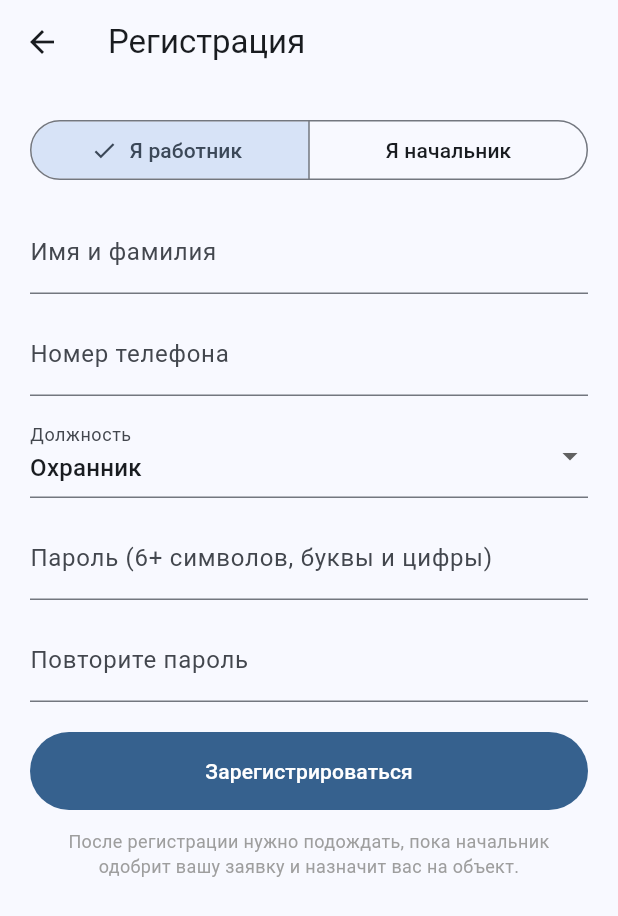
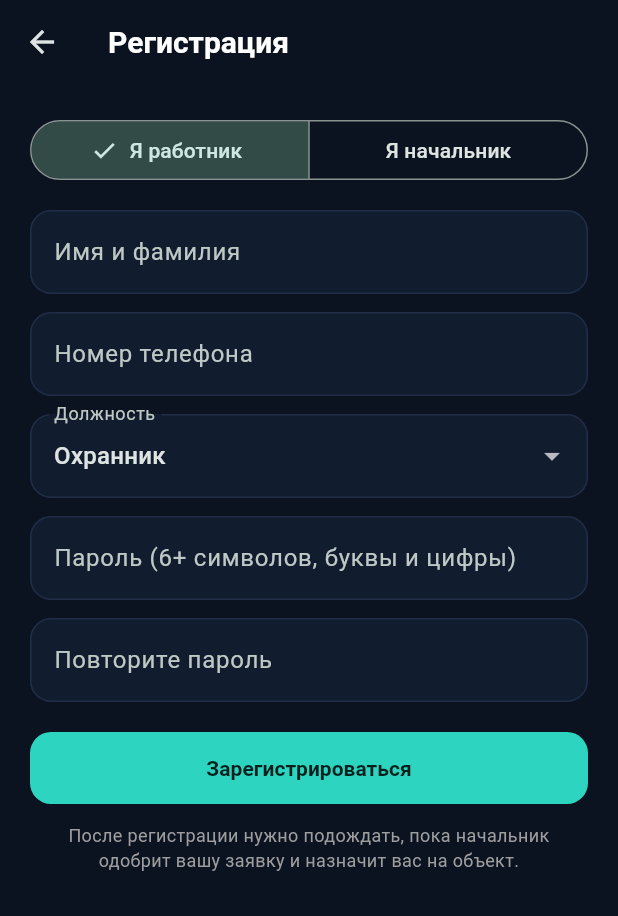
Before and after one commit to Sultan2728/Guard-Tracker, a Flutter app: the screen it shows after launch, after a tap on "Нет аккаунта? Зарегистрироваться", on a phone screen of 412 x 824 dp. Shown: the top 916 px of the screen. Run offline on Flutter 3.47's test engine with Material 3 defaults, Android fonts, the phone set to English and light mode, and no system bars; our stand-ins replace cloud_firestore, firebase_auth, firebase_core, flutter_map, geolocator, latlong2; accounts and stored records are empty; generated files the repository leaves out were written again.

Commit message:
Rename app to Onsite, add dark theme and new icon
Co-Authored-By: Claude Sonnet 5.5 <noreply@anthropic.com>
Claude-Session: https://claude.ai/code/session_019z6GsyrL6Fmohjx2Uetiu6

```diff
--- a/lib/main.dart
+++ b/lib/main.dart
@@ -3,6 +3,7 @@ import 'package:flutter/material.dart';
 import 'package:firebase_core/firebase_core.dart';
 import 'firebase_options.dart'; // generated by `flutterfire configure`
 import 'models/worker.dart';
+import 'theme.dart';
 import 'services/auth_service.dart';
 import 'screens/auth_screen.dart';
 import 'screens/status_screen.dart';
@@ -12,20 +13,18 @@ import 'screens/boss_screen.dart';
 Future<void> main() async {
   WidgetsFlutterBinding.ensureInitialized();
   await Firebase.initializeApp(options: DefaultFirebaseOptions.currentPlatform);
-  runApp(const GuardTrackerApp());
+  runApp(const OnsiteApp());
 }
 
-class GuardTrackerApp extends StatelessWidget {
-  const GuardTrackerApp({super.key});
+class OnsiteApp extends StatelessWidget {
+  const OnsiteApp({super.key});
 
   @override
   Widget build(BuildContext context) {
     return MaterialApp(
-      title: 'Трекер охраны',
-      theme: ThemeData(
-        colorSchemeSeed: Colors.blue,
-        useMaterial3: true,
-      ),
+      title: 'Onsite',
+      debugShowCheckedModeBanner: false,
+      theme: buildOnsiteTheme(),
       home: const _StartupRouter(),
     );
   }
--- a/lib/screens/auth_screen.dart
+++ b/lib/screens/auth_screen.dart
@@ -2,6 +2,7 @@ import 'package:firebase_auth/firebase_auth.dart';
 import 'package:flutter/material.dart';
 import '../services/auth_service.dart';
 import '../utils/validators.dart';
+import '../theme.dart';
 import 'register_screen.dart';
 
 /// The app's entry point when nobody is signed in: a login form, with a
@@ -60,12 +61,23 @@ class _AuthScreenState extends State<AuthScreen> {
               mainAxisSize: MainAxisSize.min,
               crossAxisAlignment: CrossAxisAlignment.stretch,
               children: [
-                const Text('🛡️', style: TextStyle(fontSize: 48)),
+                Center(
+                  child: ClipRRect(
+                    borderRadius: BorderRadius.circular(22),
+                    child: Image.asset('assets/icon/icon.png', width: 88, height: 88),
+                  ),
+                ),
                 const SizedBox(height: 8),
                 const Text(
-                  'Охранный Трекер',
+                  'Onsite',
                   textAlign: TextAlign.center,
-                  style: TextStyle(fontSize: 22, fontWeight: FontWeight.bold),
+                  style: TextStyle(fontSize: 30, fontWeight: FontWeight.w800, letterSpacing: 0.5),
+                ),
+                const SizedBox(height: 4),
+                const Text(
+                  'Контроль присутствия на объекте',
+                  textAlign: TextAlign.center,
+                  style: TextStyle(color: OnsiteColors.muted),
                 ),
                 const SizedBox(height: 24),
                 TextField(
@@ -81,7 +93,7 @@ class _AuthScreenState extends State<AuthScreen> {
                 ),
                 if (_error != null) ...[
                   const SizedBox(height: 12),
-                  Text(_error!, style: TextStyle(color: Colors.red.shade700, fontSize: 13)),
+                  Text(_error!, style: TextStyle(color: OnsiteColors.bad, fontSize: 13)),
                 ],
                 const SizedBox(height: 20),
                 FilledButton(
@@ -90,7 +102,7 @@ class _AuthScreenState extends State<AuthScreen> {
                   child: _loading
                       ? const SizedBox(
                           width: 20, height: 20,
-                          child: CircularProgressIndicator(strokeWidth: 2, color: Colors.white),
+                          child: CircularProgressIndicator(strokeWidth: 2, color: Color(0xFF04201C)),
                         )
                       : const Text('Войти'),
                 ),
--- a/lib/screens/boss_screen.dart
+++ b/lib/screens/boss_screen.dart
@@ -26,7 +26,7 @@ class _BossScreenState extends State<BossScreen> {
   Widget build(BuildContext context) {
     return Scaffold(
       appBar: AppBar(
-        title: const Text('👔 Объекты'),
+        title: const Text('Объекты'),
         actions: [
           StreamBuilder<List<Worker>>(
             stream: _firestore.watchPendingWorkers(),
@@ -246,8 +246,8 @@ class _SiteCard extends StatelessWidget {
                             color = s.inZone ? Colors.green : Colors.red;
                           }
                           return Chip(
-                            label: Text(w.name, style: TextStyle(color: color.shade800, fontSize: 12)),
-                            backgroundColor: color.shade50,
+                            label: Text(w.name, style: TextStyle(color: color.shade200, fontSize: 12, fontWeight: FontWeight.w600)),
+                            backgroundColor: color.withValues(alpha: 0.18),
                             side: BorderSide.none,
                             visualDensity: VisualDensity.compact,
                           );
--- a/lib/screens/map_picker_screen.dart
+++ b/lib/screens/map_picker_screen.dart
@@ -116,8 +116,8 @@ class _MapPickerScreenState extends State<MapPickerScreen> {
                           point: _center,
                           radius: _radiusM,
                           useRadiusInMeter: true,
-                          color: Colors.blue.withValues(alpha: 0.15),
-                          borderColor: Colors.blue,
+                          color: const Color(0xFF2DD4BF).withValues(alpha: 0.22),
+                          borderColor: const Color(0xFF2DD4BF),
                           borderStrokeWidth: 2,
                         ),
                       ],
@@ -148,7 +148,7 @@ class _MapPickerScreenState extends State<MapPickerScreen> {
             padding: const EdgeInsets.fromLTRB(16, 12, 16, 16),
             decoration: BoxDecoration(
               color: Theme.of(context).scaffoldBackgroundColor,
-              boxShadow: [BoxShadow(color: Colors.black.withValues(alpha: 0.08), blurRadius: 8, offset: const Offset(0, -2))],
+              boxShadow: [BoxShadow(color: Colors.black.withValues(alpha: 0.4), blurRadius: 8, offset: const Offset(0, -2))],
             ),
             child: Column(
               crossAxisAlignment: CrossAxisAlignment.stretch,
--- a/lib/screens/register_screen.dart
+++ b/lib/screens/register_screen.dart
@@ -145,7 +145,7 @@ class _RegisterScreenState extends State<RegisterScreen> {
               ),
               if (_error != null) ...[
                 const SizedBox(height: 12),
-                Text(_error!, style: TextStyle(color: Colors.red.shade700, fontSize: 13)),
+                Text(_error!, style: TextStyle(color: Colors.redAccent, fontSize: 13)),
               ],
               const SizedBox(height: 20),
               FilledButton(
@@ -154,7 +154,7 @@ class _RegisterScreenState extends State<RegisterScreen> {
                 child: _loading
                     ? const SizedBox(
                         width: 20, height: 20,
-                        child: CircularProgressIndicator(strokeWidth: 2, color: Colors.white),
+                        child: CircularProgressIndicator(strokeWidth: 2, color: Color(0xFF04201C)),
                       )
                     : const Text('Зарегистрироваться'),
               ),
--- a/lib/screens/site_detail_screen.dart
+++ b/lib/screens/site_detail_screen.dart
@@ -221,8 +221,8 @@ class _SiteDetailScreenState extends State<SiteDetailScreen> {
                     mainAxisSize: MainAxisSize.min,
                     children: [
                       Chip(
-                        label: Text(label, style: TextStyle(color: color.shade800, fontWeight: FontWeight.bold, fontSize: 12)),
-                        backgroundColor: color.shade50,
+                        label: Text(label, style: TextStyle(color: color.shade200, fontWeight: FontWeight.bold, fontSize: 12)),
+                        backgroundColor: color.withValues(alpha: 0.18),
                         side: BorderSide.none,
                       ),
                       IconButton(
@@ -293,7 +293,7 @@ class _SiteDetailScreenState extends State<SiteDetailScreen> {
                   'Не удалось загрузить журнал. Если ошибка упоминает '
                   '"index", откройте ссылку из неё в логах Android Studio '
                   'и нажмите "Create index" в Firebase.',
-                  style: TextStyle(color: Colors.red.shade700, fontSize: 12),
+                  style: TextStyle(color: Colors.redAccent, fontSize: 12),
                 ),
               );
             }
--- /dev/null
+++ b/lib/theme.dart
@@ -0,0 +1,82 @@
+import 'package:flutter/material.dart';
+
+/// Onsite visual identity: deep navy surfaces, a teal accent, and clear
+/// green / red status colours for "in zone" / "out of zone".
+class OnsiteColors {
+  static const bg = Color(0xFF0B1220);
+  static const surface = Color(0xFF121C2F);
+  static const surfaceHigh = Color(0xFF1A2740);
+  static const accent = Color(0xFF2DD4BF);
+  static const ok = Color(0xFF34D399);
+  static const bad = Color(0xFFF87171);
+  static const muted = Color(0xFF8A97AD);
+}
+
+ThemeData buildOnsiteTheme() {
+  final scheme = ColorScheme.fromSeed(
+    seedColor: OnsiteColors.accent,
+    brightness: Brightness.dark,
+  ).copyWith(
+    primary: OnsiteColors.accent,
+    onPrimary: const Color(0xFF04201C),
+    surface: OnsiteColors.surface,
+    error: OnsiteColors.bad,
+  );
+  final radius = BorderRadius.circular(16);
+
+  return ThemeData(
+    useMaterial3: true,
+    colorScheme: scheme,
+    scaffoldBackgroundColor: OnsiteColors.bg,
+    appBarTheme: const AppBarTheme(
+      backgroundColor: OnsiteColors.bg,
+      elevation: 0,
+      scrolledUnderElevation: 0,
+      centerTitle: false,
+      titleTextStyle: TextStyle(fontSize: 20, fontWeight: FontWeight.w700, color: Colors.white),
+    ),
+    cardTheme: CardThemeData(
+      color: OnsiteColors.surface,
+      elevation: 0,
+      margin: EdgeInsets.zero,
+      shape: RoundedRectangleBorder(
+        borderRadius: radius,
+        side: const BorderSide(color: Color(0xFF1F2D47)),
+      ),
+    ),
+    inputDecorationTheme: InputDecorationTheme(
+      filled: true,
+      fillColor: OnsiteColors.surface,
+      border: OutlineInputBorder(borderRadius: BorderRadius.circular(14), borderSide: BorderSide.none),
+      enabledBorder: OutlineInputBorder(
+        borderRadius: BorderRadius.circular(14),
+        borderSide: const BorderSide(color: Color(0xFF1F2D47)),
+      ),
+      focusedBorder: OutlineInputBorder(
+        borderRadius: BorderRadius.circular(14),
+        borderSide: const BorderSide(color: OnsiteColors.accent, width: 1.5),
+      ),
+    ),
+    filledButtonTheme: FilledButtonThemeData(
+      style: FilledButton.styleFrom(
+        shape: RoundedRectangleBorder(borderRadius: BorderRadius.circular(14)),
+        textStyle: const TextStyle(fontWeight: FontWeight.w700),
+      ),
+    ),
+    outlinedButtonTheme: OutlinedButtonThemeData(
+      style: OutlinedButton.styleFrom(
+        shape: RoundedRectangleBorder(borderRadius: BorderRadius.circular(14)),
+        side: const BorderSide(color: Color(0xFF2A3B5C)),
+      ),
+    ),
+    dialogTheme: DialogThemeData(
+      backgroundColor: OnsiteColors.surfaceHigh,
+      shape: RoundedRectangleBorder(borderRadius: BorderRadius.circular(20)),
+    ),
+    floatingActionButtonTheme: FloatingActionButtonThemeData(
+      backgroundColor: OnsiteColors.accent,
+      foregroundColor: const Color(0xFF04201C),
+      shape: RoundedRectangleBorder(borderRadius: BorderRadius.circular(16)),
+    ),
+  );
+}
--- a/pubspec.yaml
+++ b/pubspec.yaml
@@ -1,5 +1,5 @@
 name: guard_tracker
-description: "Трекер охраны — контроль входа/выхода из зоны объекта"
+description: "Onsite — контроль присутствия сотрудников на объекте"
 publish_to: 'none'
 version: 1.0.0+1
 
@@ -42,9 +42,11 @@ flutter_launcher_icons:
   android: true
   ios: true
   image_path: "assets/icon/icon.png"
-  adaptive_icon_background: "#1565C0"
+  adaptive_icon_background: "#0F1E38"
   adaptive_icon_foreground: "assets/icon/icon_foreground.png"
   remove_alpha_ios: true
 
 flutter:
   uses-material-design: true
+  assets:
+    - assets/icon/icon.png
```
Also changed, not shown: lib/screens/worker_shift_screen.dart (+12 -10 lines), assets/icon/icon.png, assets/icon/icon_foreground.png, 4 other files.
